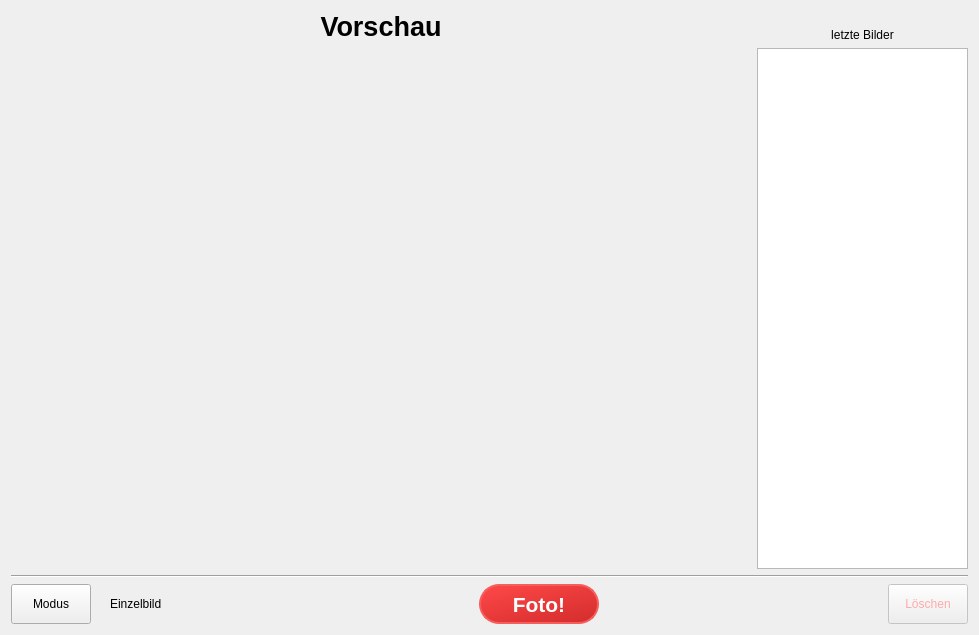
This is photoBooth.ui in Nepomuk/photobooth as Qt 5 draws it before an edit. The edited form follows.
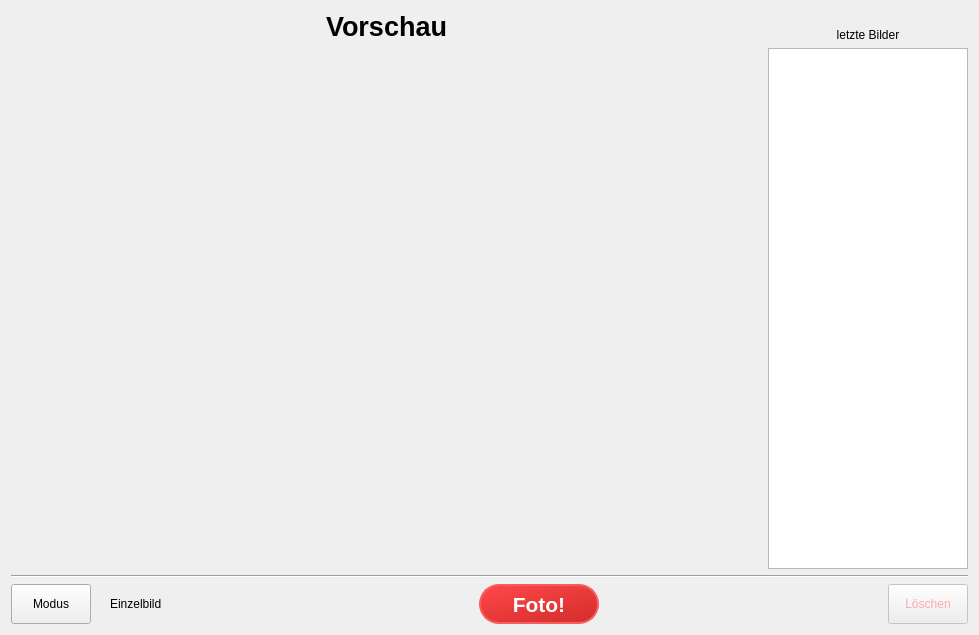
This is the edited form. Icons and pictures are not drawn.

Commit message: Fixed width of picture list and disabled drag&drop.

What changed in the file:
```diff
--- a/photoBooth.ui
+++ b/photoBooth.ui
@@ -61,6 +61,12 @@
          <height>0</height>
         </size>
        </property>
+       <property name="maximumSize">
+        <size>
+         <width>200</width>
+         <height>16777215</height>
+        </size>
+       </property>
        <property name="autoFillBackground">
         <bool>false</bool>
        </property>
```
Left out of the diff: 6 changed lines with no effect on the pictures.
